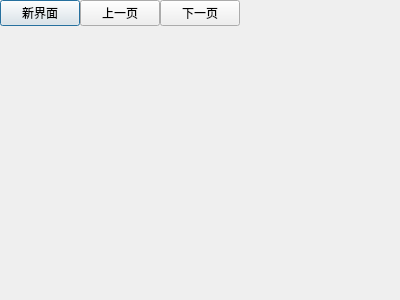
Old version of the form testUdpSender/targetdesktopdialog.ui in the repository hongzhuxuke/DesktopSharingByUDP.
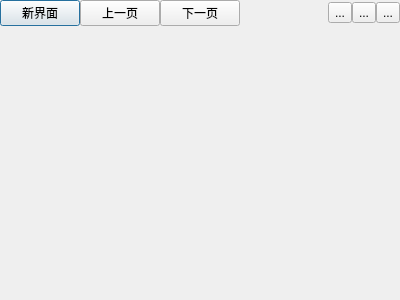
New version of the form.

```diff
--- a/testUdpSender/targetdesktopdialog.ui
+++ b/testUdpSender/targetdesktopdialog.ui
@@ -65,6 +65,27 @@
        </property>
       </spacer>
      </item>
+     <item>
+      <widget class="QToolButton" name="toolButton_2">
+       <property name="text">
+        <string>...</string>
+       </property>
+      </widget>
+     </item>
+     <item>
+      <widget class="QToolButton" name="toolButton_3">
+       <property name="text">
+        <string>...</string>
+       </property>
+      </widget>
+     </item>
+     <item>
+      <widget class="QToolButton" name="toolButton">
+       <property name="text">
+        <string>...</string>
+       </property>
+      </widget>
+     </item>
     </layout>
    </item>
    <item row="1" column="0">
```
